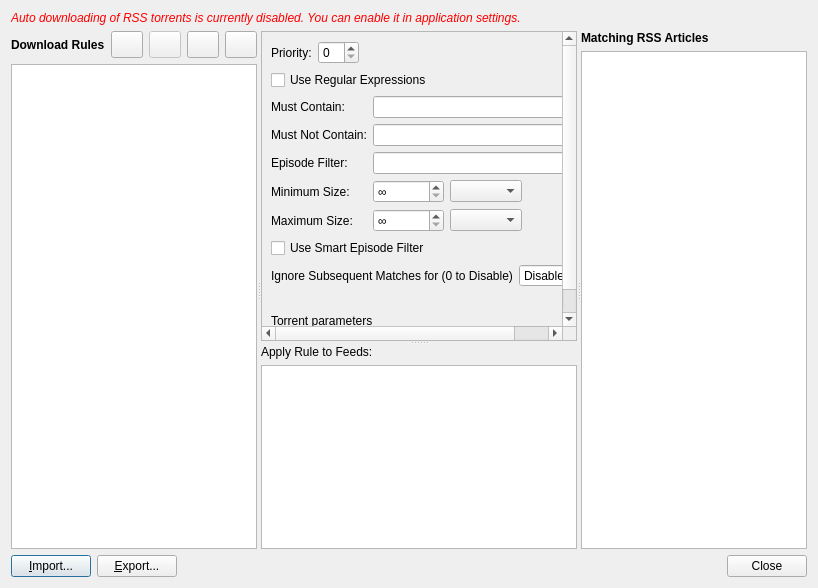
cmeans/qBittorrent, file src/gui/rss/automatedrssdownloader.ui: the form before one commit.
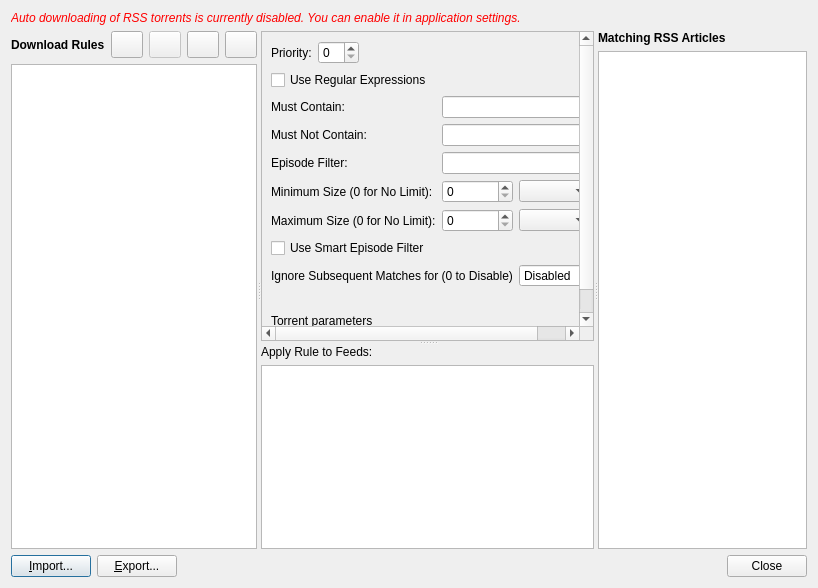
The form after the commit.

Commit message: Apply the third full review's fixes to RSS size limits

What changed in the file:
```diff
--- a/src/gui/rss/automatedrssdownloader.ui
+++ b/src/gui/rss/automatedrssdownloader.ui
@@ -261,7 +261,7 @@
               <string>Articles smaller than this size are filtered out, as are articles of unknown size. An article of exactly this size is kept. 0 means no limit.</string>
              </property>
              <property name="text">
-              <string>Minimum Size:</string>
+              <string>Minimum Size (0 for No Limit):</string>
              </property>
             </widget>
            </item>
@@ -273,7 +273,7 @@
                 <string>Articles smaller than this size are filtered out, as are articles of unknown size. An article of exactly this size is kept. 0 means no limit.</string>
                </property>
                <property name="specialValueText">
-                <string>∞</string>
+                <string notr="true">0</string>
                </property>
                <property name="maximum">
                 <double>1000.000000000000000</double>
@@ -318,7 +318,7 @@
               <string>Articles larger than this size are filtered out. Articles of unknown size aren't. An article of exactly this size is kept. 0 means no limit.</string>
              </property>
              <property name="text">
-              <string>Maximum Size:</string>
+              <string>Maximum Size (0 for No Limit):</string>
              </property>
             </widget>
            </item>
@@ -330,7 +330,7 @@
                 <string>Articles larger than this size are filtered out. Articles of unknown size aren't. An article of exactly this size is kept. 0 means no limit.</string>
                </property>
                <property name="specialValueText">
-                <string>∞</string>
+                <string notr="true">0</string>
                </property>
                <property name="maximum">
                 <double>1000.000000000000000</double>
```
Left out of the diff: 8 changed lines with no effect on the pictures. The commit also changes 7 other files.
